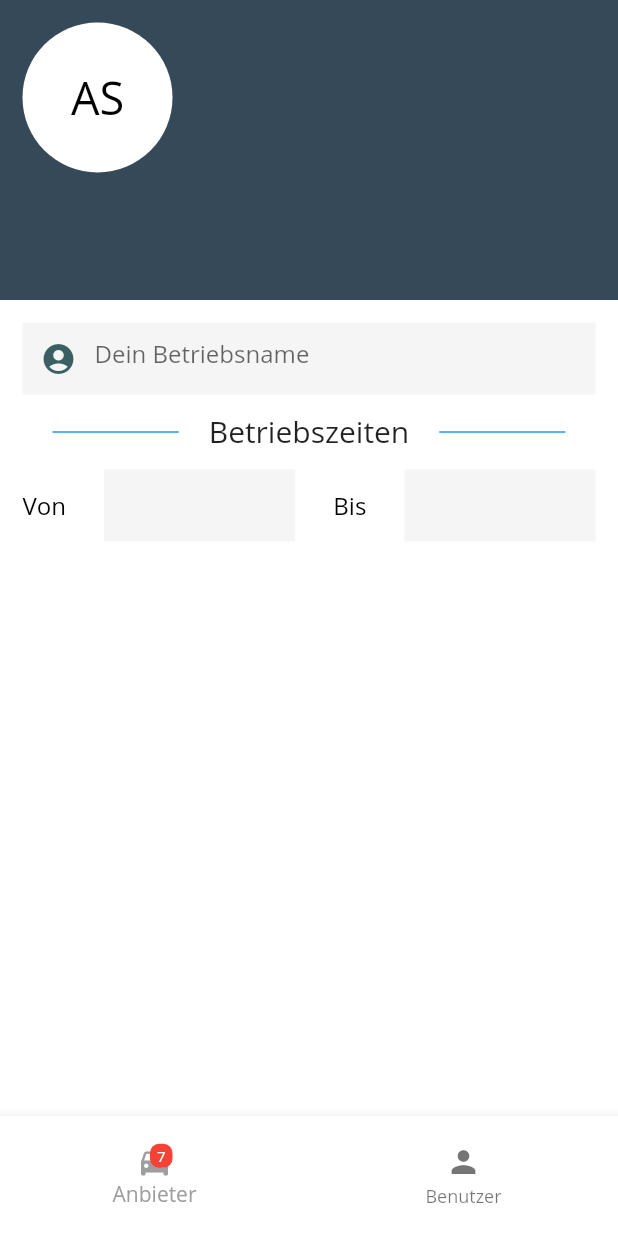
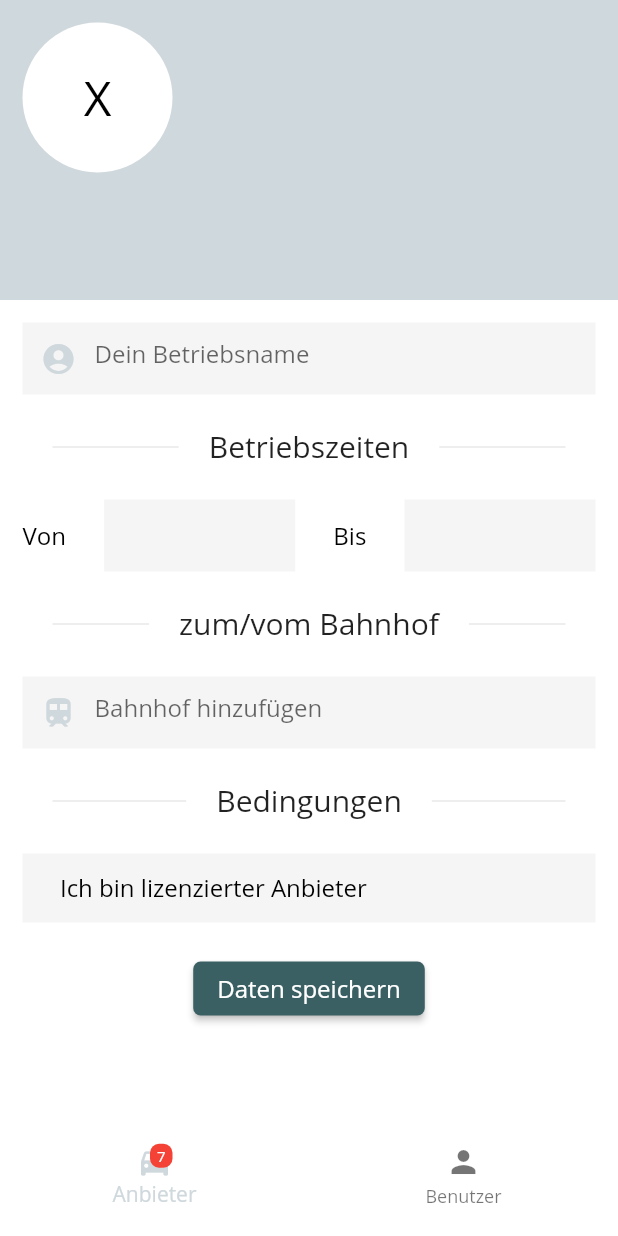
Before and after one commit to schadauer/Sublin-App, a Flutter app: the screen it shows once a user with an empty profile is signed in, on a phone screen of 412 x 824 dp. Run offline on Flutter 3.47's test engine with Material 2 defaults, Android fonts, the phone set to English and light mode, and no system bars; drawn by our look-alikes of datetime_picker_formfield; our stand-ins replace cloud_firestore, firebase_auth, geolocator, google_maps_flutter, permission_handler; accounts and stored records are empty.

Commit message:
Add provider services

```diff
--- a/lib/models/provider_user.dart
+++ b/lib/models/provider_user.dart
@@ -3,36 +3,44 @@ class ProviderUser {
   final bool isProvider;
   final bool operationRequested;
   final bool inOperation;
-  final bool outOfWork;
-  final String providerName;
-  final List<dynamic> postcodes;
-  final List<dynamic> stations;
-  final int timeStart;
-  final int timeEnd;
+  bool outOfWork;
+  String providerName;
+  List<String> postcodes;
+  List<String> stations;
+  int timeStart;
+  int timeEnd;
 
-  ProviderUser(
-      {this.streamingOn,
-      this.isProvider = true,
-      this.operationRequested = true,
-      this.inOperation = false,
-      this.outOfWork = true,
-      this.providerName = '',
-      this.postcodes = const [],
-      this.stations = const [],
-      this.timeStart = 0,
-      this.timeEnd = 2400});
+  ProviderUser({
+    this.streamingOn,
+    this.isProvider,
+    this.operationRequested,
+    this.inOperation,
+    this.outOfWork,
+    this.providerName,
+    this.postcodes,
+    this.stations,
+    this.timeStart,
+    this.timeEnd,
+  });
 
   factory ProviderUser.initialData() {
     return ProviderUser(
       streamingOn: false,
+      isProvider: true,
+      operationRequested: true,
+      inOperation: false,
+      outOfWork: true,
+      providerName: '',
+      postcodes: [],
+      stations: [],
+      timeStart: 0,
+      timeEnd: 2300,
     );
   }
 
   factory ProviderUser.fromMap(Map data) {
-    ProviderUser defaultValues = ProviderUser();
+    ProviderUser defaultValues = ProviderUser.initialData();
     data = data ?? {};
-    print('check');
-
     return ProviderUser(
       streamingOn: true,
       isProvider: data['isProvider'] ?? defaultValues.isProvider,
@@ -40,16 +48,16 @@ class ProviderUser {
           data['operationRequested'] ?? defaultValues.operationRequested,
       inOperation: data['inOperation'] ?? defaultValues.inOperation,
       outOfWork: data['outOfWork'] ?? defaultValues.inOperation,
-      providerName: data['name'] ?? defaultValues.providerName,
-      postcodes: (data['postcode'] == [])
+      providerName: data['providerName'] ?? defaultValues.providerName,
+      postcodes: (data['postcodes'] == [])
           ? defaultValues.postcodes
-          : data['postcode'].map((postcode) {
-              return postcode;
+          : data['postcodes'].map<String>((postcode) {
+              return postcode.toString();
             }).toList(),
       stations: (data['stations'] == [])
           ? defaultValues.stations
-          : data['stations'].map<dynamic>((station) {
-              return station;
+          : data['stations'].map<String>((station) {
+              return station.toString();
             }).toList(),
       timeStart: data['timeStart'] ?? defaultValues.timeStart,
       timeEnd: data['timeEnd'] ?? defaultValues.timeEnd,
@@ -57,18 +65,18 @@ class ProviderUser {
   }
 
   Map<String, dynamic> toMap(ProviderUser data) {
-    ProviderUser defaultValues = ProviderUser();
+    print(data.providerName);
     return {
-      'isProvider': data.isProvider ?? defaultValues.isProvider,
-      'operationRequested':
-          data.operationRequested ?? defaultValues.operationRequested,
-      'inOperation': data.inOperation ?? defaultValues.inOperation,
-      'outOfWork': data.outOfWork ?? defaultValues.outOfWork,
-      'providerName': data.providerName ?? defaultValues.providerName,
-      'postcode': data.postcodes ?? defaultValues.postcodes,
-      'stations': data.stations ?? defaultValues.stations,
-      'timeStart': data.timeStart ?? defaultValues.timeStart,
-      'timeEnd': data.timeEnd ?? defaultValues.timeEnd,
+      data.outOfWork ?? 'outOfWork': data.outOfWork,
+      data.providerName ?? 'providerName': data.providerName,
+      data.postcodes ?? 'postcodes': data.postcodes,
+      data.stations ?? 'stations': data.stations,
+      data.timeStart ?? 'timeStart': data.timeStart,
+      data.timeEnd ?? 'timeEnd': data.timeEnd,
     };
   }
+
+  // set provider_name(String name) {
+  //   this.providerName = name;
+  // }
 }
--- a/lib/screens/authenticate/register.dart
+++ b/lib/screens/authenticate/register.dart
@@ -176,7 +176,6 @@ class _RegisterState extends State<Register> {
                                     } else {
                                       type = 'user';
                                     }
-                                    print(type);
                                   });
                                 },
                                 child: Container(
@@ -260,7 +259,7 @@ class _RegisterState extends State<Register> {
   Future<void> _getCurrentCoordinates() async {
     final Geolocator geolocator = Geolocator()..forceAndroidLocationManager;
     try {
-      print(await isLocationPermissionGranted());
+      // print(await isLocationPermissionGranted());
       await geolocator.getCurrentPosition(
           desiredAccuracy: LocationAccuracy.bestForNavigation);
     } catch (e) {
--- a/lib/screens/home_screen.dart
+++ b/lib/screens/home_screen.dart
@@ -21,8 +21,6 @@ class _HomeScreenState extends State<HomeScreen> {
     final user = Provider.of<User>(context);
     final providerUser = Provider.of<ProviderUser>(context);
 
-    print(auth.uid);
-
     if (user.streamingOn == false && providerUser.streamingOn == false)
       return Loading();
 
--- a/lib/screens/provider/provider_home_screen.dart
+++ b/lib/screens/provider/provider_home_screen.dart
@@ -5,8 +5,7 @@ import 'package:provider/provider.dart';
 import 'package:sublin/models/auth.dart';
 import 'package:sublin/models/provider_user.dart';
 import 'package:sublin/models/time.dart';
-import 'package:sublin/models/user.dart';
-// import 'package:sublin/models/provider_user.dart';
+import 'package:sublin/screens/address_input_screen.dart';
 import 'package:sublin/services/auth_service.dart';
 import 'package:sublin/services/provider_service.dart';
 import 'package:sublin/widgets/drawer_side_navigation_widget.dart';
@@ -22,18 +21,23 @@ class ProviderHomeScreen extends StatefulWidget {
 }
 
 class _ProviderHomeScreenState extends State<ProviderHomeScreen> {
+  final GlobalKey<ScaffoldState> _scaffoldKey = GlobalKey<ScaffoldState>();
+
   final AuthService authService = AuthService();
   ProviderService providerService = ProviderService();
-  // ProviderUser providerUserData = ProviderUser();
+  final _formKey = GlobalKey<FormState>();
+  TextEditingController _stationFormFieldController = TextEditingController();
+  TextEditingController _postcodeFormFieldController = TextEditingController();
   DateTime _timeEnd;
   DateTime _timeStart;
-  String _providerName;
+  String _providerName = '';
+  String _station = '';
+  List<String> _postcodes = [];
+  List<String> _stations = [];
 
   @override
   void initState() {
-    setState(() {
-      _providerName = '';
-    });
+    // _timeEnd = TimeOfDay(hour: 15, minute: 0)
     // _timeEnd = TimeOfDay.now();
     // _timeStart = TimeOfDay.now();
     super.initState();
@@ -42,10 +46,12 @@ class _ProviderHomeScreenState extends State<ProviderHomeScreen> {
   @override
   Widget build(BuildContext context) {
     final auth = Provider.of<Auth>(context);
-    final user = Provider.of<User>(context);
+    // final user = Provider.of<User>(context);
     final providerUser = Provider.of<ProviderUser>(context);
 
-    print(providerUser.providerName);
+    print(_providerName);
+
+    // print(auth.uid);
 
     return Scaffold(
         bottomNavigationBar: providerUser.isProvider
@@ -58,17 +64,25 @@ class _ProviderHomeScreenState extends State<ProviderHomeScreen> {
             SliverList(
                 delegate: SliverChildListDelegate([
               Container(
-                height: 400,
+                height: 800,
                 child: Stack(
                   children: <Widget>[
                     Padding(
                       padding: const EdgeInsets.all(15),
+                      child: Form(
+                        key: _formKey,
                         child: Column(
+                          crossAxisAlignment: CrossAxisAlignment.start,
                           children: <Widget>[
                             if (providerUser.providerName == '')
                               TextFormField(
+                                  validator: (val) => val.length < 4
+                                      ? 'Bitte gib hier deinen Firmennamen ein'
+                                      : null,
                                   onChanged: (val) {
-                                  print(val);
+                                    setState(() {
+                                      _providerName = val;
+                                    });
                                   },
                                   decoration: InputDecoration(
                                     hintText: 'Dein Betriebsname',
@@ -88,7 +102,8 @@ class _ProviderHomeScreenState extends State<ProviderHomeScreen> {
                             GestureDetector(
                               onTap: () => null, // _pickTime(),
                               child: Row(
-                              mainAxisAlignment: MainAxisAlignment.spaceBetween,
+                                mainAxisAlignment:
+                                    MainAxisAlignment.spaceBetween,
                                 children: <Widget>[
                                   Flexible(flex: 1, child: Text('Von')),
                                   Flexible(
@@ -107,7 +122,187 @@ class _ProviderHomeScreenState extends State<ProviderHomeScreen> {
                                 ],
                               ),
                             ),
+                            Row(
+                              children: <Widget>[
+                                Expanded(child: Divider()),
+                                Text(
+                                  'zum/vom Bahnhof',
+                                  style: Theme.of(context).textTheme.headline6,
+                                ),
+                                Expanded(child: Divider()),
                               ],
+                            ),
+                            Column(
+                              children: <Widget>[
+                                GestureDetector(
+                                  onTap: () {
+                                    Navigator.push(
+                                        context,
+                                        MaterialPageRoute(
+                                            builder: (context) =>
+                                                AddressInputScreen(
+                                                  textInputFunction:
+                                                      _stationInputFunction,
+                                                  isEndAddress: false,
+                                                  isStartAddress: false,
+                                                  restrictions: 'Bahn',
+                                                  title: 'Bahnhof suchen',
+                                                )));
+                                  },
+                                  child: AbsorbPointer(
+                                    child: TextFormField(
+                                        validator: (val) => !val
+                                                .contains('Bahnhof')
+                                            ? 'Bitte gib hier einen Bahnhof ein'
+                                            : null,
+                                        controller: _stationFormFieldController,
+                                        onChanged: (val) {
+                                          setState(() {
+                                            _providerName = val;
+                                          });
+                                        },
+                                        decoration: InputDecoration(
+                                          hintText: 'Bahnhof hinzufügen',
+                                          prefixIcon: Icon(Icons.train,
+                                              color: Theme.of(context)
+                                                  .accentColor),
+                                        )),
+                                  ),
+                                ),
+                              ],
+                            ),
+                            if (_station != '')
+                              Column(
+                                children: <Widget>[
+                                  Row(
+                                    children: <Widget>[
+                                      Expanded(child: Divider()),
+                                      Text(
+                                        'Zubringerservice für',
+                                        style: Theme.of(context)
+                                            .textTheme
+                                            .headline6,
+                                      ),
+                                      Expanded(child: Divider()),
+                                    ],
+                                  ),
+                                  _getPostcodes(_postcodes),
+                                  SizedBox(
+                                    height: 15,
+                                  ),
+                                  Row(
+                                    children: <Widget>[
+                                      Container(
+                                        width: 170,
+                                        child: TextFormField(
+                                            // validator: (val) => (val.length <
+                                            //             3 &&
+                                            //         val.length < 6)
+                                            //     ? 'Bitte gib zumindest eine gültige PLZ ein'
+                                            //     : null,
+                                            keyboardType: TextInputType.number,
+                                            maxLength: 4,
+                                            buildCounter: (BuildContext context,
+                                                    {int currentLength,
+                                                    int maxLength,
+                                                    bool isFocused}) =>
+                                                null,
+                                            controller:
+                                                _postcodeFormFieldController,
+                                            onChanged: (val) {
+                                              _postcodeFormFieldController
+                                                  .text = val;
+                                            },
+                                            decoration: InputDecoration(
+                                                contentPadding:
+                                                    EdgeInsets.all(10),
+                                                hintText: 'PLZ',
+                                                prefixIcon:
+                                                    Icon(Icons.add_location),
+                                                suffixIcon: IconButton(
+                                                  icon: Icon(Icons.add_box),
+                                                  onPressed: () {
+                                                    _postcodeInputFunction(
+                                                        input:
+                                                            _postcodeFormFieldController
+                                                                .text);
+                                                    setState(() {
+                                                      _postcodeFormFieldController
+                                                          .text = '';
+                                                    });
+                                                  },
+                                                ))),
+                                      ),
+                                    ],
+                                  ),
+                                ],
+                              ),
+                            Row(
+                              children: <Widget>[
+                                Expanded(child: Divider()),
+                                Text(
+                                  'Bedingungen',
+                                  style: Theme.of(context).textTheme.headline6,
+                                ),
+                                Expanded(child: Divider()),
+                              ],
+                            ),
+                            Column(
+                              children: <Widget>[
+                                Container(
+                                  child: InkWell(
+                                    onTap: () {
+                                      setState(() {});
+                                    },
+                                    child: Container(
+                                      padding: EdgeInsets.all(12),
+                                      color: Color.fromRGBO(245, 245, 245, 1),
+                                      child: Row(
+                                        children: <Widget>[
+                                          SizedBox(
+                                            width: 13,
+                                          ),
+                                          Text(
+                                            'Ich bin lizenzierter Anbieter',
+                                          ),
+                                        ],
+                                      ),
+                                    ),
+                                  ),
+                                ),
+                                SizedBox(
+                                  height: 20,
+                                ),
+                                Row(
+                                  mainAxisAlignment: MainAxisAlignment.center,
+                                  children: <Widget>[
+                                    RaisedButton(
+                                      onPressed: () async {
+                                        try {
+                                          if (_formKey.currentState
+                                              .validate()) {
+                                            ProviderService()
+                                                .updateProviderUserData(
+                                                    uid: auth.uid,
+                                                    data: ProviderUser(
+                                                      providerName:
+                                                          _providerName,
+                                                      stations: _stations,
+                                                      postcodes: _postcodes,
+                                                    ));
+                                          }
+                                        } catch (e) {
+                                          print(e);
+                                        }
+                                      },
+                                      child: Text('Daten speichern'),
+                                    ),
+                                  ],
+                                ),
+                              ],
+                            ),
+                          ],
+                        ),
                       ),
                     ),
                   ],
@@ -118,7 +313,54 @@ class _ProviderHomeScreenState extends State<ProviderHomeScreen> {
         ));
   }
 
-  _timeInputFunction(Timespan timespan, time) {
+  Widget _getPostcodes(List<String> postcodes) {
+    if (postcodes != null && postcodes.length > 0) {
+      return Wrap(
+          direction: Axis.horizontal,
+          alignment: WrapAlignment.spaceBetween,
+          spacing: 8.0,
+          children: postcodes.map((postcode) {
+            return Chip(
+              label: Text(postcode),
+              onDeleted: () =>
+                  _postcodeInputFunction(input: postcode, remove: true),
+            );
+          }).toList());
+    } else {
+      return Wrap();
+    }
+  }
+
+  void _postcodeInputFunction({String input, bool remove = false}) {
+    if (input.length == 4) {
+      var index = _postcodes.indexOf(input);
+      if (remove) {
+        if (index >= 0) {
+          _postcodes.removeAt(index);
+          _stations.removeAt(index);
+        }
+      } else {
+        if (index == -1) {
+          _postcodes.add(input);
+          _stations.add(input + '_' + _station);
+        }
+      }
+
+      setState(() {
+        _postcodes = _postcodes;
+      });
+    }
+  }
+
+  void _stationInputFunction(
+      String input, String id, bool startAddress, bool endAddress) {
+    setState(() {
+      _stationFormFieldController.text = input;
+      _station = input;
+    });
+  }
+
+  void _timeInputFunction(Timespan timespan, time) {
     setState(() {
       if (timespan == Timespan.start) {
         setState(() {
@@ -130,7 +372,9 @@ class _ProviderHomeScreenState extends State<ProviderHomeScreen> {
         });
       }
     });
-    print(timespan);
-    print(time);
+  }
+
+  void _openEndDrawer() {
+    _scaffoldKey.currentState.openEndDrawer();
   }
 }
--- a/lib/screens/user/user_routing_screen.dart
+++ b/lib/screens/user/user_routing_screen.dart
@@ -32,8 +32,6 @@ class _RoutingScreenState extends State<RoutingScreen> {
   Widget build(BuildContext context) {
     final AddressIdArguments args = ModalRoute.of(context).settings.arguments;
     final Routing routingService = Provider.of<Routing>(context);
-
-    print(routingService.startId);
 
     if (args.startId != routingService.startId ||
         args.endId != routingService.endId) {
--- a/lib/services/auth_service.dart
+++ b/lib/services/auth_service.dart
@@ -40,7 +40,7 @@ class AuthService {
       await authUser.sendEmailVerification();
       if (type == 'provider') {
         await ProviderService()
-            .writeProviderUserData(uid: authUser.uid, data: providerUser);
+            .updateProviderUserData(uid: authUser.uid, data: providerUser);
       }
       return _userfromFirebseUser(authUser);
     } catch (e) {
--- a/lib/theme/theme.dart
+++ b/lib/theme/theme.dart
@@ -2,10 +2,11 @@ import 'package:flutter/material.dart';
 
 ThemeData themeData(context) {
   return ThemeData(
-    primarySwatch: Colors.grey,
+    primarySwatch: Colors.blueGrey,
     primaryTextTheme: TextTheme(headline6: TextStyle(color: Colors.white)),
     primaryColor: Color.fromRGBO(54, 73, 88, 1),
-    accentColor: Color.fromRGBO(59, 96, 100, 1),
+    brightness: Brightness.light,
+    accentColor: Colors.blueGrey[100],
     accentColorBrightness: Brightness.dark,
     splashColor: Color.fromRGBO(54, 73, 88, 1),
     buttonTheme: ButtonTheme.of(context).copyWith(
@@ -14,9 +15,9 @@ ThemeData themeData(context) {
       shape: RoundedRectangleBorder(borderRadius: BorderRadius.circular(5)),
     ),
     dividerTheme: DividerThemeData(
-      space: 50,
+      space: 70,
       thickness: 1,
-      color: Theme.of(context).accentColor,
+      color: Theme.of(context).splashColor,
       indent: 20,
       endIndent: 20,
     ),
@@ -45,25 +46,25 @@ ThemeData themeData(context) {
         fontWeight: FontWeight.normal,
       ),
       headline1: TextStyle(
-        fontSize: 30,
+        fontSize: 32,
         color: Colors.black,
         fontFamily: 'Open Sans',
         fontWeight: FontWeight.normal,
       ),
       headline2: TextStyle(
-        fontSize: 18,
+        fontSize: 28,
         color: Colors.black,
-        fontWeight: FontWeight.bold,
+        fontWeight: FontWeight.normal,
         fontFamily: 'Open Sans',
       ),
       headline3: TextStyle(
-        fontSize: 16,
+        fontSize: 24,
         color: Colors.black,
-        fontWeight: FontWeight.bold,
+        fontWeight: FontWeight.normal,
         fontFamily: 'Open Sans',
       ),
       headline4: TextStyle(
-        fontSize: 18,
+        fontSize: 20,
         fontWeight: FontWeight.bold,
       ),
     ),
--- a/lib/widgets/provider_bottom_navigation_bar_widget.dart
+++ b/lib/widgets/provider_bottom_navigation_bar_widget.dart
@@ -7,9 +7,14 @@ class ProviderBottomNavigationBarWidget extends StatelessWidget {
 
   @override
   Widget build(BuildContext context) {
-    return SizedBox(
+    return SafeArea(
+      child: SizedBox(
         height: 80,
-      child: BottomNavigationBar(items: [
+        child: BottomNavigationBar(
+          elevation: 0,
+          currentIndex: 0,
+          selectedItemColor: Theme.of(context).accentColor,
+          items: [
             BottomNavigationBarItem(
               icon: Stack(
                 children: <Widget>[
@@ -44,7 +49,9 @@ class ProviderBottomNavigationBarWidget extends StatelessWidget {
               icon: Icon(Icons.person),
               title: Text('Benutzer'),
             ),
-      ]),
+          ],
+        ),
+      ),
     );
   }
 }
```
Also changed, not shown: lib/screens/address_input_screen.dart (+23 -5 lines), lib/screens/authenticate/sign_in.dart (+5 -10 lines), lib/screens/user/user_home_screen.dart (+3 -31 lines), lib/services/google_map_service.dart (+10 -3 lines), lib/services/provider_service.dart (+6 -4 lines), lib/widgets/header_widget.dart (+43 -16 lines), lib/widgets/sublin_bottom_sheet_widget.dart (deleted, +0 -8 lines), 1 other file. Lines whose indentation alone changed are shown as unchanged.
